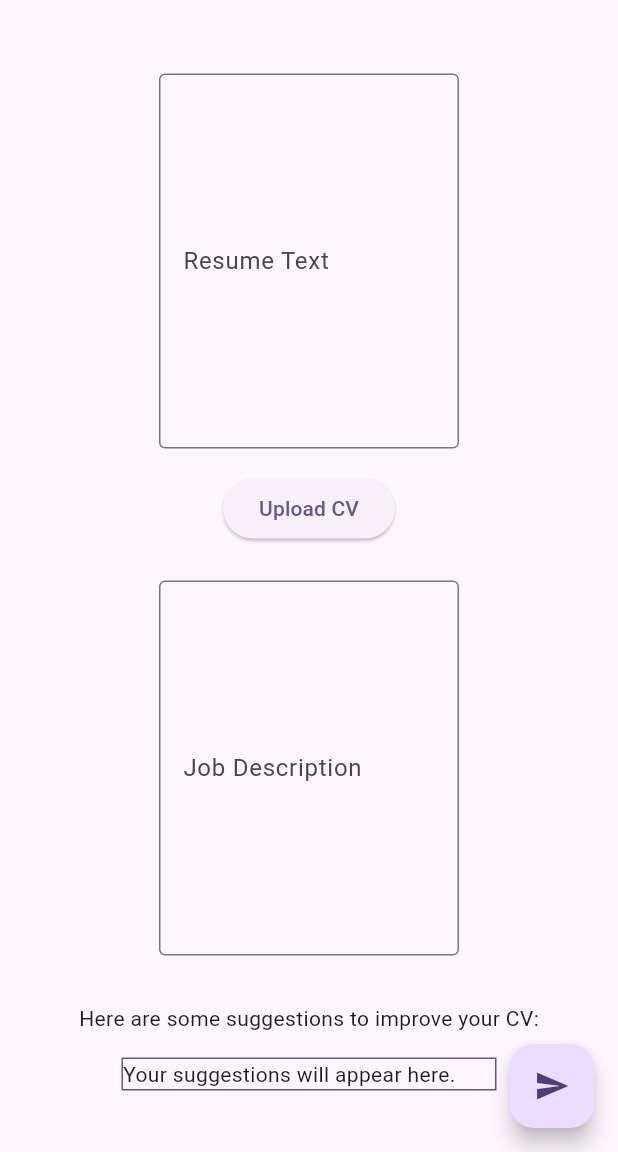
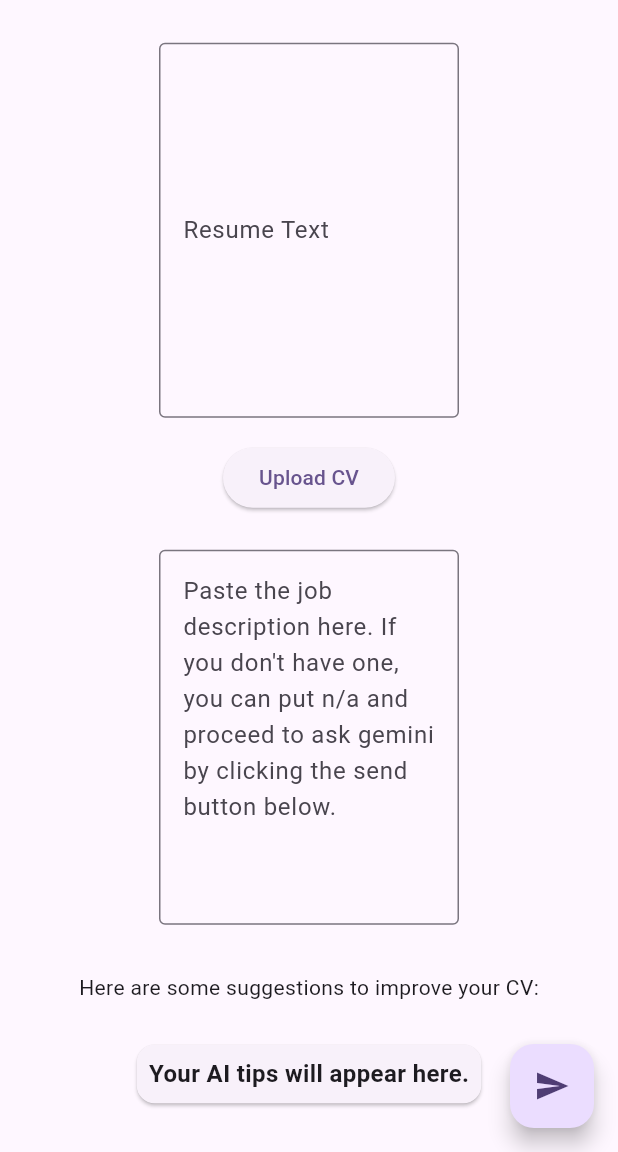
Before and after one commit to STARKthegreat/JobHunterApp, a Flutter app: the screen it shows after launch, on a phone screen of 412 x 824 dp, the part 84-1236 px from its top. Run offline on Flutter 3.47's test engine with Material 3 defaults, Android fonts, the phone set to English and light mode, and no system bars; our stand-ins replace file_picker; missing offline and left inert: syncfusion_flutter_pdf.

Commit message:
chore: improve UI and filter response

```diff
--- a/lib/home/mobile_home.dart
+++ b/lib/home/mobile_home.dart
@@ -13,7 +13,7 @@ class MobileHomePage extends StatefulWidget {
 }
 
 class _MyHomePageState extends State<MobileHomePage> {
-  String _counter = "Your suggestions will appear here.";
+  String _counter = "Your AI tips will appear here.";
   bool _isUploading = false;
   bool _isLoading = false;
   final TextEditingController _jobDescriptionController =
@@ -124,7 +124,9 @@ class _MyHomePageState extends State<MobileHomePage> {
                             minHeight: 200,
                             minWidth: 100,
                           ),
-                          labelText: 'Job Description',
+                          // labelText: 'Job Description',
+                          hintText:
+                              "Paste the job description here. If you don't have one, you can put n/a and proceed to ask gemini by clicking the send button below.",
                         ),
                         maxLines: 200,
                       ),
@@ -139,16 +141,26 @@ class _MyHomePageState extends State<MobileHomePage> {
                   ? const CircularProgressIndicator()
                   : Container(
                       margin: const EdgeInsets.all(16),
+                      padding: EdgeInsets.all(8),
                       constraints:
                           const BoxConstraints(minWidth: 250, maxWidth: 600),
                       decoration: BoxDecoration(
-                        border: Border.all(
-                          color: Theme.of(context).colorScheme.primary,
+                        // border: Border.all(
+                        //   color: Theme.of(context).colorScheme.primary,
+                        // ),
+                        color: Theme.of(context).colorScheme.surface,
+                      ),
+                      child: Card(
+                        child: Padding(
+                          padding: const EdgeInsets.all(8.0),
+                          child: Text(
+                            _counter,
+                            style: const TextStyle(
+                              fontSize: 16,
+                              fontWeight: FontWeight.w700,
+                            ),
+                          ),
                         ),
-                      ),
-                      child: Text(
-                        _counter,
-                        style: Theme.of(context).textTheme.bodyMedium,
                       ),
                     ),
             ],
--- a/lib/service/api_service.dart
+++ b/lib/service/api_service.dart
@@ -32,7 +32,8 @@ Future<String> talkWithGemini(
       var jsonString = jsonDecode(response.body);
       debugPrint(response.body);
       return jsonString["candidates"][0]["content"]["parts"][0]["text"]
-          .toString();
+          .toString()
+          .replaceAll("*", "");
     } else {
       debugPrint(response.reasonPhrase);
       return response.reasonPhrase.toString();
```
Also changed, not shown: lib/home/desktop_home.dart (+16 -6 lines), 1 other file.
